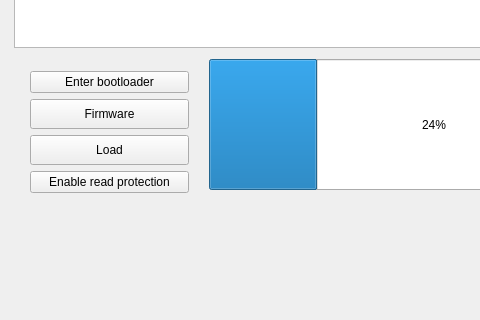
This is mainwindow.ui in IMProject/IMFlasher as Qt 5 draws it before an edit; both pictures show x 0 to 480 and y 202 to 522 of the 676 by 522 pixel window. The edited form follows.
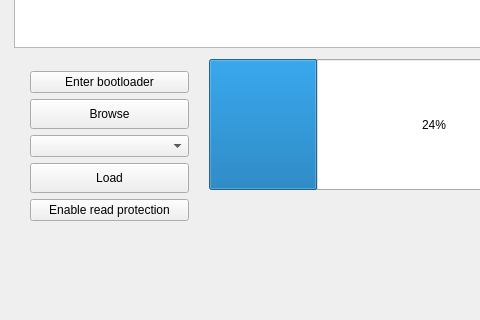
This is the edited form. Icons and pictures are not drawn.

Commit message: Add support for download firmware from URL

Diff of the .ui file:
```diff
--- a/mainwindow.ui
+++ b/mainwindow.ui
@@ -81,7 +81,14 @@
         </size>
        </property>
        <property name="text">
-        <string>Firmware</string>
+        <string>Browse</string>
+       </property>
+      </widget>
+     </item>
+     <item>
+      <widget class="QComboBox" name="availableFirmware">
+       <property name="layoutDirection">
+        <enum>Qt::LeftToRight</enum>
        </property>
       </widget>
      </item>
```
Left out of the diff: 4 changed lines with no effect on the pictures. The commit also changes 7 other files.
